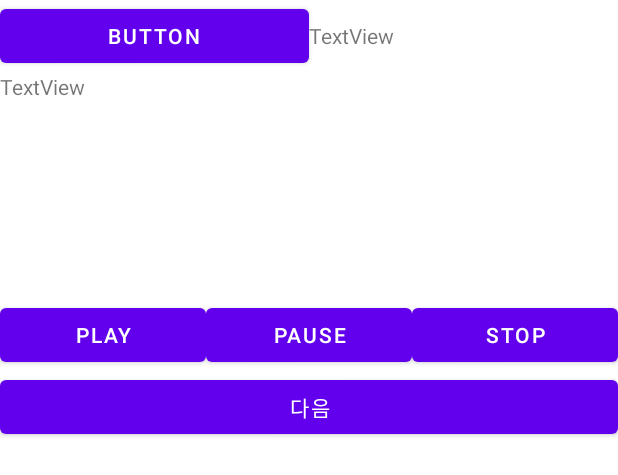
After one commit to junseak1105/Cloud_Teamwork, an Android app: the layout activity_tts.xml on its own in the app's theme, with its tools: preview values and no code run, on a phone screen of 412 x 824 dp. The commit adds this screen. Shown: the top 475 px of the screen. Run offline under Robolectric (Android 15) with nearby library versions, the phone set to English and light mode, and no system bars; network calls fail.

Commit message:
tts 합치기

```diff
--- a/app/src/main/AndroidManifest.xml
+++ b/app/src/main/AndroidManifest.xml
@@ -15,7 +15,9 @@
         android:theme="@style/Theme.MyApplication"
         android:usesCleartextTraffic="true"
       >
-
+        <activity
+            android:name=".TTSActivity"
+            android:exported="true"/>
         <activity
             android:name=".MainActivity"
             android:exported="true">
--- a/app/src/main/java/com/classprj/myapplication/MainActivity.java
+++ b/app/src/main/java/com/classprj/myapplication/MainActivity.java
@@ -233,6 +233,8 @@ public class MainActivity extends Activity implements AdapterView.OnItemClickLis
                     public void onClick(DialogInterface dialog, int which) {
                         if (which == 0) { //읽기
                             System.out.println("++++" + which);
+                            Intent intent = new Intent(MainActivity.this, TTSActivity.class);
+                            startActivity(intent);
                         }
                         if (which == 1) { //페이지추가(카메라)
                             System.out.println("++++" + which);
--- /dev/null
+++ b/app/src/main/res/layout/activity_tts.xml
@@ -0,0 +1,88 @@
+<?xml version="1.0" encoding="utf-8"?>
+<androidx.constraintlayout.widget.ConstraintLayout xmlns:android="http://schemas.android.com/apk/res/android"
+    xmlns:app="http://schemas.android.com/apk/res-auto"
+    xmlns:tools="http://schemas.android.com/tools"
+    android:layout_width="match_parent"
+    android:layout_height="match_parent"
+    tools:context=".TTSActivity">
+
+    <LinearLayout
+        android:layout_width="match_parent"
+        android:layout_height="match_parent"
+        android:orientation="vertical"
+        android:weightSum="5">
+
+        <LinearLayout
+            android:layout_width="match_parent"
+            android:layout_height="wrap_content"
+            android:orientation="horizontal"
+            android:weightSum="2"
+            >
+
+            <Button
+                android:id="@+id/btn_back"
+                android:layout_width="match_parent"
+                android:layout_height="wrap_content"
+                android:text="Button"
+                android:layout_weight="1"/>
+
+            <TextView
+                android:id="@+id/page_check"
+                android:layout_width="match_parent"
+                android:layout_height="wrap_content"
+                android:layout_weight="1"
+                android:text="TextView"
+                />
+
+        </LinearLayout>
+
+        <TextView
+            android:id="@+id/tv_content"
+            android:layout_width="match_parent"
+            android:layout_height="wrap_content"
+            android:layout_weight="1"
+            android:text="TextView" />
+
+        <LinearLayout
+            android:layout_width="match_parent"
+            android:layout_height="wrap_content"
+            android:orientation="horizontal"
+            >
+            <Button
+                android:id="@+id/btn_play"
+                android:layout_width="wrap_content"
+                android:layout_height="wrap_content"
+                android:text="play"
+                android:layout_weight="1"/>
+
+            <Button
+                android:id="@+id/btn_pause"
+                android:layout_width="wrap_content"
+                android:layout_height="wrap_content"
+                android:text="pause"
+                android:layout_weight="1"/>
+            <Button
+                android:id="@+id/btn_stop"
+                android:layout_width="wrap_content"
+                android:layout_height="wrap_content"
+                android:text="stop"
+                android:layout_weight="1"/>
+        </LinearLayout>
+
+        <LinearLayout
+            android:layout_width="match_parent"
+            android:layout_height="wrap_content"
+            android:orientation="horizontal">
+
+            <Button
+                android:layout_width="match_parent"
+                android:layout_height="match_parent"
+                android:id="@+id/btn_next"
+                android:text="다음"/>
+        </LinearLayout>
+
+
+    </LinearLayout>
+
+
+</androidx.constraintlayout.widget.ConstraintLayout>
```
Also changed, not shown: app/src/main/java/com/classprj/myapplication/BookData.java (added, +57 -0 lines), app/src/main/java/com/classprj/myapplication/TTSActivity.java (added, +306 -0 lines), app/src/main/java/com/classprj/myapplication/read/PlayState.java (added, +27 -0 lines), app/src/main/java/com/classprj/myapplication/read/TextPlayer.java (added, +9 -0 lines).
